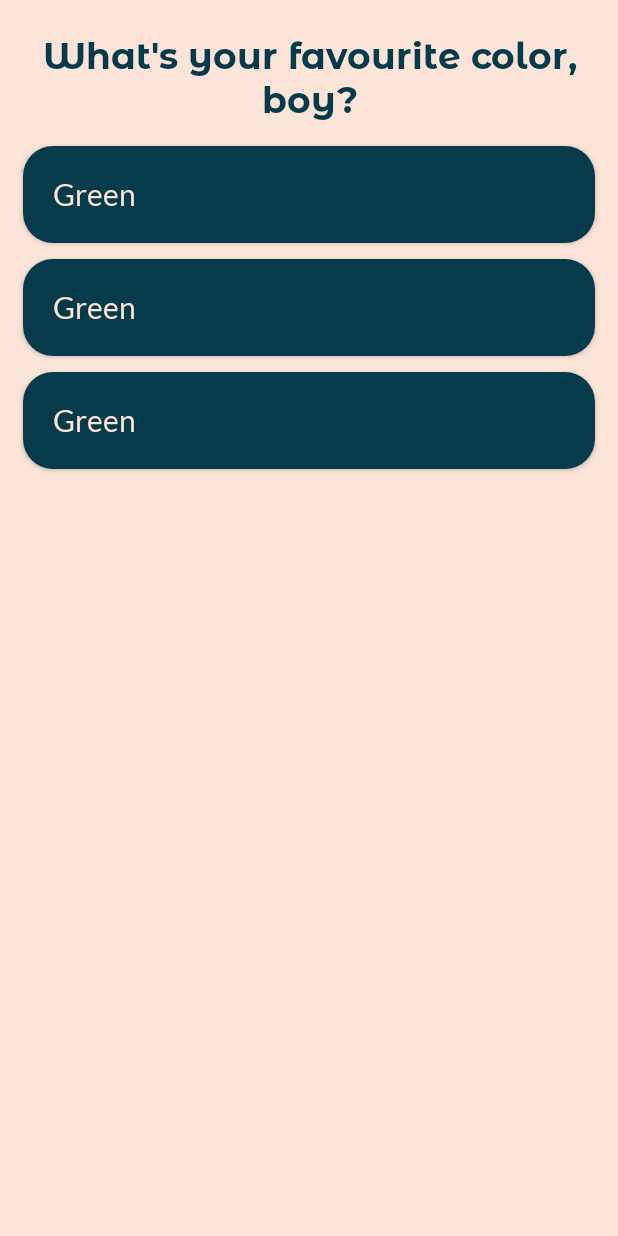
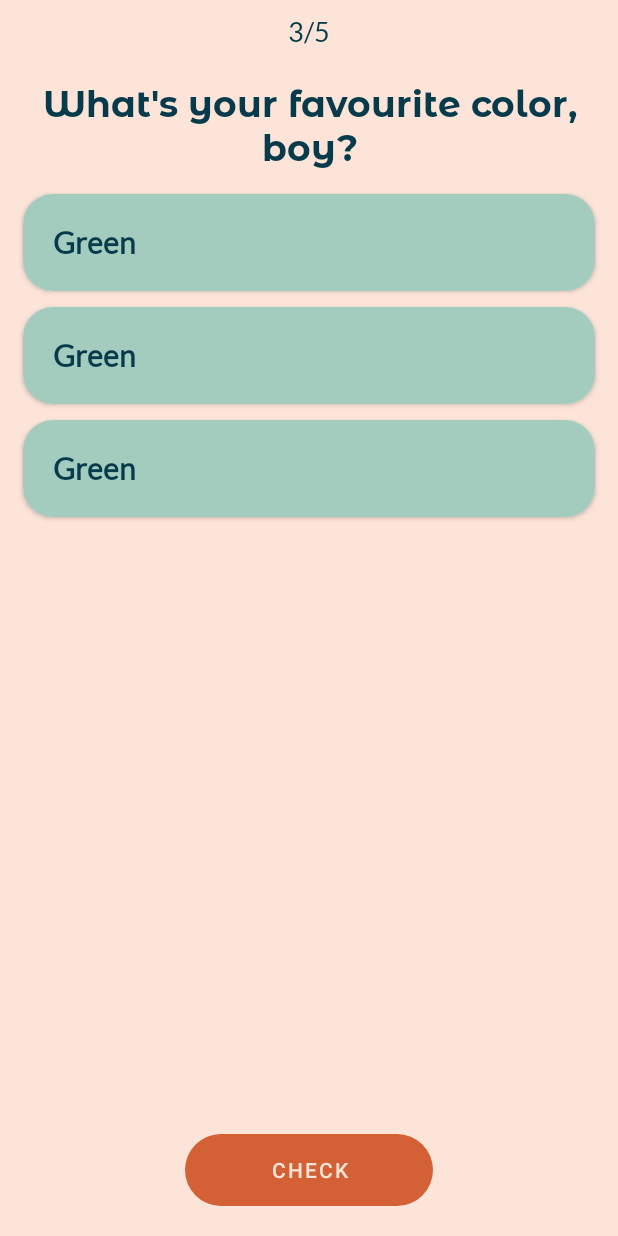
Before and after one commit to Keslerdk/QuizApp, an Android app: the layout fragment_questions.xml on its own in the app's theme, with its tools: preview values and no code run, on a phone screen of 412 x 824 dp. Run offline under Robolectric (Android 15) with nearby library versions, the phone set to English and light mode, and no system bars.

Commit message:
select answer

```diff
--- a/app/src/main/java/com/example/quizapp/BindingAdapter.kt
+++ b/app/src/main/java/com/example/quizapp/BindingAdapter.kt
@@ -2,7 +2,6 @@ package com.example.quizapp
 
 import androidx.databinding.BindingAdapter
 import androidx.recyclerview.widget.RecyclerView
-import com.example.quizapp.adapters.AnswerListAdapter
 import com.example.quizapp.adapters.CategoryListAdapter
 import com.example.quizapp.network.model.TriviaCategory
 
@@ -10,8 +9,3 @@ import com.example.quizapp.network.model.TriviaCategory
 fun bindCategoryList(recyclerView: RecyclerView, data: List<TriviaCategory>?) {
     (recyclerView.adapter as CategoryListAdapter).submitList(data)
 }
-
-@BindingAdapter("answer_list")
-fun bindAnswerList(recyclerView: RecyclerView, data: List<String>?) {
-    (recyclerView.adapter as AnswerListAdapter).submitList(data)
-}
--- /dev/null
+++ b/app/src/main/res/color/answer_text_color.xml
@@ -0,0 +1,5 @@
+<?xml version="1.0" encoding="utf-8"?>
+<selector xmlns:android="http://schemas.android.com/apk/res/android">
+    <item android:color="@color/flame" android:state_selected="true"/>
+    <item android:color="@color/grey"/>
+</selector>
--- /dev/null
+++ b/app/src/main/res/drawable/answer_background.xml
@@ -0,0 +1,16 @@
+<?xml version="1.0" encoding="utf-8"?>
+<selector xmlns:android="http://schemas.android.com/apk/res/android">
+    <item android:state_selected="true">
+        <shape>
+            <corners android:radius="20dp"/>
+            <solid android:color="@color/greenLight"/>
+            <stroke android:color="@color/flame" android:width="3dp"/>
+        </shape>
+    </item>
+
+    <item>
+        <shape>
+            <solid android:color="@color/greenLight"/>
+        </shape>
+    </item>
+</selector>
--- /dev/null
+++ b/app/src/main/res/drawable/button_shape.xml
@@ -0,0 +1,4 @@
+<?xml version="1.0" encoding="utf-8"?>
+<shape xmlns:android="http://schemas.android.com/apk/res/android">
+    <corners android:radius="60dp"/>
+</shape>
--- a/app/src/main/res/layout/question_item.xml
+++ b/app/src/main/res/layout/answer_item.xml
@@ -8,13 +8,15 @@
     </data>
 
     <androidx.cardview.widget.CardView
+        android:id="@+id/answer_card"
         android:layout_width="match_parent"
         android:layout_height="wrap_content"
         android:layout_margin="5dp"
         app:cardCornerRadius="20dp">
 
         <androidx.constraintlayout.widget.ConstraintLayout
-            android:background="@color/grey"
+            android:id="@+id/layout"
+            android:background="@drawable/answer_background"
             android:layout_width="match_parent"
             android:layout_height="match_parent">
 
@@ -24,9 +26,9 @@
                 android:layout_height="wrap_content"
                 android:layout_marginStart="20dp"
                 android:layout_marginTop="20dp"
+                android:textColor="@color/answer_text_color"
                 style="@style/Widget.AppCompat.TextView.Subtitle"
                 android:layout_marginBottom="20dp"
-                android:textColor="@color/pink"
                 app:layout_constraintBottom_toBottomOf="parent"
                 app:layout_constraintStart_toStartOf="parent"
                 app:layout_constraintTop_toTopOf="parent"
--- a/app/src/main/res/layout/fragment_questions.xml
+++ b/app/src/main/res/layout/fragment_questions.xml
@@ -16,6 +16,19 @@
         tools:context=".ui.fragments.QuestionsFragment">
 
         <TextView
+            android:id="@+id/question_num"
+            android:layout_width="wrap_content"
+            android:layout_height="wrap_content"
+            android:layout_marginTop="10dp"
+            android:textSize="18sp"
+            android:textColor="@color/grey"
+            android:fontFamily="@font/lato"
+            app:layout_constraintEnd_toEndOf="parent"
+            app:layout_constraintStart_toStartOf="parent"
+            app:layout_constraintTop_toTopOf="parent"
+            tools:text="3/5" />
+
+        <TextView
             android:id="@+id/question_text"
             style="@style/Widget.AppCompat.TextView.Title"
             android:layout_width="0dp"
@@ -27,7 +40,7 @@
             android:textColor="@color/grey"
             app:layout_constraintEnd_toEndOf="parent"
             app:layout_constraintStart_toStartOf="parent"
-            app:layout_constraintTop_toTopOf="parent"
+            app:layout_constraintTop_toBottomOf="@+id/question_num"
             tools:text="What's your favourite color, boy?" />
 
         <androidx.recyclerview.widget.RecyclerView
@@ -36,10 +49,24 @@
             android:clipToPadding="false"
             app:layoutManager="androidx.recyclerview.widget.LinearLayoutManager"
             android:layout_width="match_parent"
-            android:layout_height="0dp"
-            tools:listitem="@layout/question_item"
+            tools:itemCount="3"
+            app:layout_constraintVertical_bias="0"
+            android:layout_height="wrap_content"
+            tools:listitem="@layout/answer_item"
             app:layout_constraintBottom_toBottomOf="parent"
             app:layout_constraintTop_toBottomOf="@+id/question_text" />
 
+        <Button
+            android:layout_width="0dp"
+            android:layout_height="wrap_content"
+            android:textColor="@color/pink"
+            android:text="@string/check"
+            android:background="@drawable/button_shape"
+            app:layout_constraintWidth_percent=".4"
+            app:layout_constraintBottom_toBottomOf="parent"
+            app:layout_constraintEnd_toEndOf="parent"
+            app:layout_constraintStart_toStartOf="parent"
+            android:layout_marginBottom="20dp"/>
+
     </androidx.constraintlayout.widget.ConstraintLayout>
 </layout>
--- a/app/src/main/res/navigation/nav_graph.xml
+++ b/app/src/main/res/navigation/nav_graph.xml
@@ -20,5 +20,8 @@
             android:name="categoryId"
             app:argType="integer"
             android:defaultValue="0" />
+        <argument
+            android:name="categoryName"
+            app:argType="string" />
     </fragment>
 </navigation>
--- a/app/src/main/res/values-night/themes.xml
+++ b/app/src/main/res/values-night/themes.xml
@@ -12,6 +12,7 @@
         <!-- Status bar color. -->
         <item name="android:statusBarColor" tools:targetApi="l">@color/flameDarker</item>
         <!-- Customize your theme here. -->
+        <item name="drawerArrowStyle">@style/ToolbarArrow</item>
     </style>
 
     <style name="Widget.AppCompat.TextView.Title">
@@ -19,4 +20,18 @@
         <item name="android:textSize">24sp</item>
         <item name="android:fontFamily">@font/montserrat_bold</item>
     </style>
+
+    <style name="Widget.AppCompat.TextView.Subtitle">
+        <item name="android:fontFamily">@font/lato</item>
+        <item name="android:textSize">20sp</item>
+        <item name="android:textStyle">bold</item>
+    </style>
+
+    <style name="ToolbarArrow" parent="Widget.AppCompat.DrawerArrowToggle">
+        <item name="color">@color/pink</item>
+        <item name="drawableSize">32dp</item>
+        <item name="arrowShaftLength">22dp</item>
+        <item name="thickness">3dp</item>
+        <item name="arrowHeadLength">8dp</item>
+    </style>
 </resources>
--- a/app/src/main/res/values/colors.xml
+++ b/app/src/main/res/values/colors.xml
@@ -9,7 +9,9 @@
     <color name="white">#FFFFFFFF</color>
 
     <color name="green">#83BCA9</color>
+    <color name="greenLight">#A3CCBF</color>
     <color name="greenDark">#0E9594</color>
+
     <color name="asBlack">#282B28</color>
     <color name="flame">#D36135</color>
     <color name="flameDarker">#974221</color>
--- a/app/src/main/res/values/strings.xml
+++ b/app/src/main/res/values/strings.xml
@@ -1,6 +1,7 @@
 <resources>
     <string name="app_name">QuizApp</string>
-    <!-- TODO: Remove or change this placeholder text -->
-    <string name="hello_blank_fragment">Hello blank fragment</string>
+
     <string name="categories">Categories</string>
+    <string name="check">Check</string>
+    <string name="question_num">%d/5</string>
 </resources>
--- a/app/src/main/res/values/themes.xml
+++ b/app/src/main/res/values/themes.xml
@@ -2,7 +2,7 @@
     <!-- Base application theme. -->
     <style name="Theme.QuizApp" parent="Theme.MaterialComponents.DayNight.NoActionBar">
         <!-- Primary brand color. -->
-        <item name="colorPrimary">@color/purple_500</item>
+        <item name="colorPrimary">@color/flame</item>
         <item name="colorPrimaryVariant">@color/purple_700</item>
         <item name="colorOnPrimary">@color/white</item>
         <!-- Secondary brand color. -->
@@ -12,6 +12,7 @@
         <!-- Status bar color. -->
         <item name="android:statusBarColor" tools:targetApi="l">@color/flameDarker</item>
         <!-- Customize your theme here. -->
+        <item name="drawerArrowStyle">@style/ToolbarArrow</item>
     </style>
 
 
@@ -24,5 +25,14 @@
     <style name="Widget.AppCompat.TextView.Subtitle">
         <item name="android:fontFamily">@font/lato</item>
         <item name="android:textSize">20sp</item>
+        <item name="android:textStyle">bold</item>
+    </style>
+
+    <style name="ToolbarArrow" parent="Widget.AppCompat.DrawerArrowToggle">
+        <item name="color">@color/pink</item>
+        <item name="drawableSize">32dp</item>
+        <item name="arrowShaftLength">22dp</item>
+        <item name="thickness">3dp</item>
+        <item name="arrowHeadLength">8dp</item>
     </style>
 </resources>
```
Also changed, not shown: app/src/main/java/com/example/quizapp/adapters/AnswerListAdapter.kt (+21 -5 lines), app/src/main/java/com/example/quizapp/adapters/CategoryListAdapter.kt (+8 -8 lines), app/src/main/java/com/example/quizapp/ui/fragments/CategoryFragment.kt (+9 -7 lines), app/src/main/java/com/example/quizapp/ui/fragments/QuestionsFragment.kt (+8 -14 lines), app/src/main/java/com/example/quizapp/ui/viewmodels/QuestionsViewModel.kt (+26 -10 lines).
